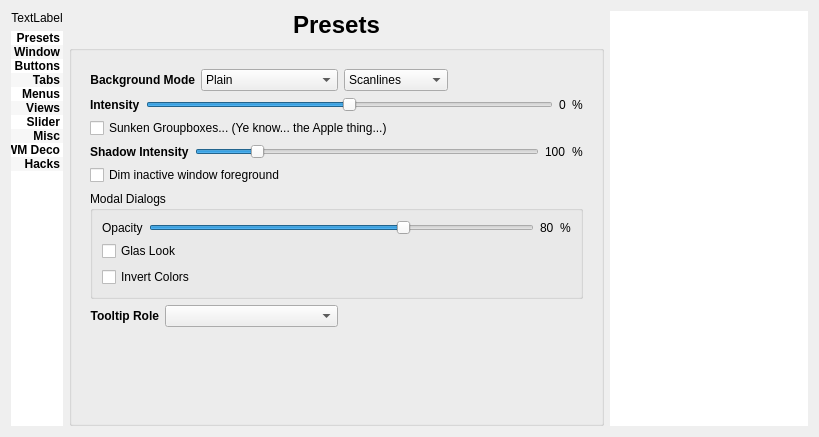
The window that config/config.ui (deiv/bespin-pkg) describes before a commit, drawn with Qt 5.
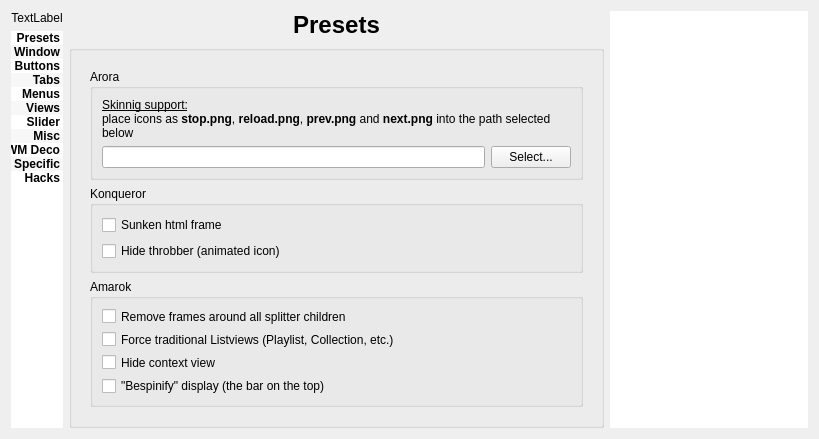
The same window after the commit.

Commit message: arora skinning support ;-P

Diff of the .ui file:
```diff
--- a/config/config.ui
+++ b/config/config.ui
@@ -7,7 +7,7 @@
     <x>0</x>
     <y>0</y>
     <width>819</width>
-    <height>437</height>
+    <height>439</height>
    </rect>
   </property>
   <property name="sizePolicy">
@@ -148,6 +148,11 @@
          <string>KWin WM Deco</string>
         </property>
        </item>
+       <item>
+        <property name="text">
+         <string>Applcation Specific</string>
+        </property>
+       </item>
        <item>
         <property name="text">
          <string>Hacks</string>
@@ -228,7 +233,7 @@
          </sizepolicy>
         </property>
         <property name="currentIndex">
-         <number>1</number>
+         <number>9</number>
         </property>
         <widget class="QWidget" name="Presets">
          <layout class="QGridLayout" name="gridLayout_2">
@@ -2248,50 +2253,72 @@
           </item>
          </layout>
         </widget>
-        <widget class="QWidget" name="Hacks">
-         <layout class="QGridLayout" name="gridLayout">
+        <widget class="QWidget" name="AppSpecific">
+         <layout class="QGridLayout" name="gridLayout_28">
           <item row="0" column="0">
-           <widget class="QCheckBox" name="hackMessages">
-            <property name="text">
-             <string>Override messagebox appereances</string>
+           <widget class="QGroupBox" name="groupBox_15">
+            <property name="title">
+             <string>Arora</string>
             </property>
+            <property name="flat">
+             <bool>true</bool>
+            </property>
+            <layout class="QGridLayout" name="gridLayout_27">
+             <item row="0" column="0" colspan="2">
+              <widget class="QLabel" name="label_38">
+               <property name="text">
+                <string>&lt;!DOCTYPE HTML PUBLIC &quot;-//W3C//DTD HTML 4.0//EN&quot; &quot;http://www.w3.org/TR/REC-html40/strict.dtd&quot;&gt;
+&lt;html&gt;&lt;head&gt;&lt;meta name=&quot;qrichtext&quot; content=&quot;1&quot; /&gt;&lt;style type=&quot;text/css&quot;&gt;
+p, li { white-space: pre-wrap; }
+&lt;/style&gt;&lt;/head&gt;&lt;body style=&quot; font-family:'Lucida Grande'; font-size:9pt; font-weight:400; font-style:normal;&quot;&gt;
+&lt;p style=&quot; margin-top:0px; margin-bottom:0px; margin-left:0px; margin-right:0px; -qt-block-indent:0; text-indent:0px;&quot;&gt;&lt;span style=&quot; text-decoration: underline;&quot;&gt;Skinnig support:&lt;/span&gt;&lt;/p&gt;
+&lt;p style=&quot; margin-top:0px; margin-bottom:0px; margin-left:0px; margin-right:0px; -qt-block-indent:0; text-indent:0px;&quot;&gt;place icons as &lt;span style=&quot; font-weight:600;&quot;&gt;stop.png&lt;/span&gt;, &lt;span style=&quot; font-weight:600;&quot;&gt;reload.png&lt;/span&gt;, &lt;span style=&quot; font-weight:600;&quot;&gt;prev.png&lt;/span&gt; and &lt;span style=&quot; font-weight:600;&quot;&gt;next.png&lt;/span&gt; into the path selected below&lt;/p&gt;&lt;/body&gt;&lt;/html&gt;</string>
+               </property>
+               <property name="wordWrap">
+                <bool>true</bool>
+               </property>
+              </widget>
+             </item>
+             <item row="1" column="0">
+              <widget class="QLineEdit" name="aroraPath"/>
+             </item>
+             <item row="1" column="1">
+              <widget class="QPushButton" name="aroraPathChooser">
+               <property name="text">
+                <string>Select...</string>
+               </property>
+              </widget>
+             </item>
+            </layout>
            </widget>
           </item>
           <item row="2" column="0">
-           <widget class="QCheckBox" name="hackWindowMove">
-            <property name="text">
-             <string>Allow easy window dragging by clicking empty spaces (X11 only)</string>
+           <widget class="QGroupBox" name="groupBox_16">
+            <property name="title">
+             <string>Konqueror</string>
             </property>
-           </widget>
-          </item>
-          <item row="3" column="0">
-           <widget class="QCheckBox" name="hackTreeViews">
-            <property name="text">
-             <string>Animate all treeviews</string>
+            <property name="flat">
+             <bool>true</bool>
             </property>
+            <layout class="QGridLayout" name="gridLayout_26">
+             <item row="0" column="0">
+              <widget class="QCheckBox" name="hackKHtml">
+               <property name="text">
+                <string>Sunken html frame</string>
+               </property>
+              </widget>
+             </item>
+             <item row="1" column="0">
+              <widget class="QCheckBox" name="killThrobber">
+               <property name="text">
+                <string>Hide throbber (animated icon)</string>
+               </property>
+              </widget>
+             </item>
+            </layout>
            </widget>
           </item>
-          <item row="5" column="0">
-           <widget class="QCheckBox" name="killThrobber">
-            <property name="text">
-             <string>Konqueror: Hide throbber (animated icon)</string>
-            </property>
-           </widget>
-          </item>
-          <item row="8" column="0">
-           <spacer name="verticalSpacer">
-            <property name="orientation">
-             <enum>Qt::Vertical</enum>
-            </property>
-            <property name="sizeHint" stdset="0">
-             <size>
-              <width>20</width>
-              <height>0</height>
-             </size>
-            </property>
-           </spacer>
-          </item>
-          <item row="7" column="0">
+          <item row="4" column="0">
            <widget class="QGroupBox" name="groupBox_13">
             <property name="title">
              <string>Amarok</string>
@@ -2307,34 +2334,64 @@
                </property>
               </widget>
              </item>
-             <item row="0" column="0">
-              <widget class="QCheckBox" name="hackAmarokContext">
-               <property name="text">
-                <string>Hide context view</string>
-               </property>
-              </widget>
-             </item>
-             <item row="2" column="0">
+             <item row="4" column="0">
               <widget class="QCheckBox" name="hackAmarokDisplay">
                <property name="text">
                 <string>&quot;Bespinify&quot; display (the bar on the top)</string>
                </property>
               </widget>
              </item>
-             <item row="3" column="0">
+             <item row="2" column="0">
               <widget class="QCheckBox" name="hackAmarokListview">
                <property name="text">
                 <string>Force traditional Listviews (Playlist, Collection, etc.)</string>
                </property>
               </widget>
              </item>
+             <item row="3" column="0">
+              <widget class="QCheckBox" name="hackAmarokContext">
+               <property name="text">
+                <string>Hide context view</string>
+               </property>
+              </widget>
+             </item>
             </layout>
            </widget>
           </item>
-          <item row="4" column="0">
-           <widget class="QCheckBox" name="hackKHtml">
+          <item row="1" column="0">
+           <spacer name="verticalSpacer_9">
+            <property name="orientation">
+             <enum>Qt::Vertical</enum>
+            </property>
+            <property name="sizeHint" stdset="0">
+             <size>
+              <width>20</width>
+              <height>40</height>
+             </size>
+            </property>
+           </spacer>
+          </item>
+          <item row="3" column="0">
+           <spacer name="verticalSpacer_10">
+            <property name="orientation">
+             <enum>Qt::Vertical</enum>
+            </property>
+            <property name="sizeHint" stdset="0">
+             <size>
+              <width>20</width>
+              <height>40</height>
+             </size>
+            </property>
+           </spacer>
+          </item>
+         </layout>
+        </widget>
+        <widget class="QWidget" name="Hacks">
+         <layout class="QGridLayout" name="gridLayout">
+          <item row="0" column="0">
+           <widget class="QCheckBox" name="hackMessages">
             <property name="text">
-             <string>Konqueror: Sunken html frame</string>
+             <string>Override messagebox appereances</string>
             </property>
            </widget>
           </item>
@@ -2342,6 +2399,19 @@
         </widget>
        </widget>
       </item>
+      <item row="1" column="1">
+       <spacer name="verticalSpacer_11">
+        <property name="orientation">
+         <enum>Qt::Vertical</enum>
+        </property>
+        <property name="sizeHint" stdset="0">
+         <size>
+          <width>20</width>
+          <height>40</height>
+         </size>
+        </property>
+       </spacer>
+      </item>
      </layout>
     </widget>
    </item>
```
Left out of the diff: 27 changed lines with no effect on the pictures. The commit also changes 9 other files.
